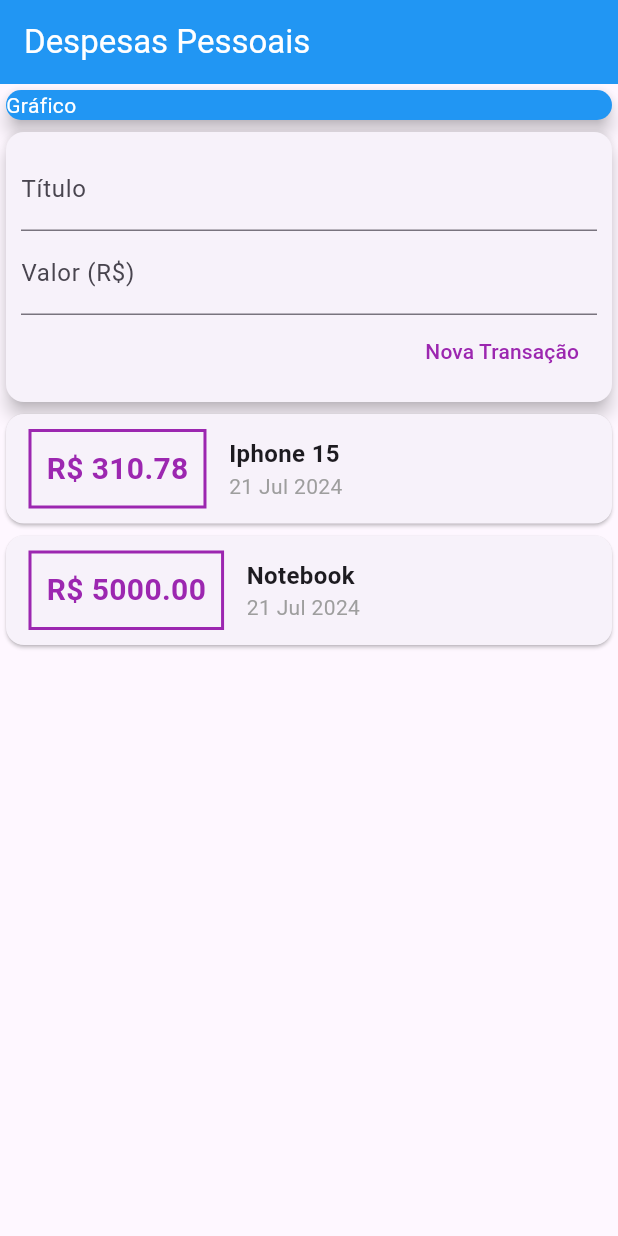
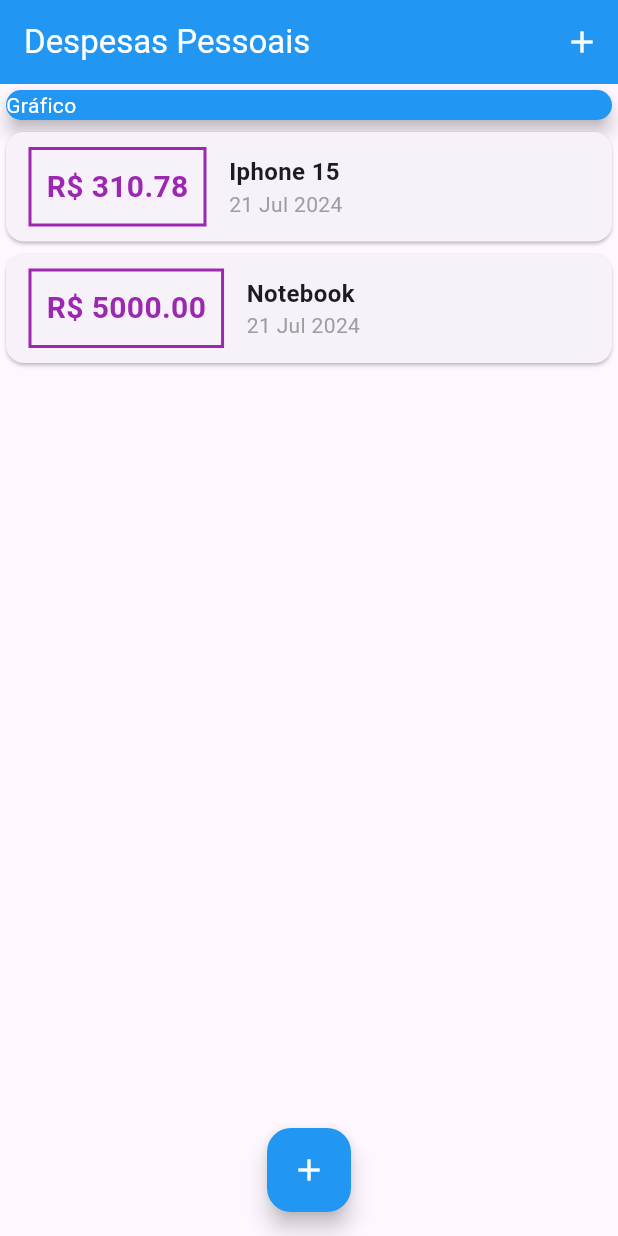
Before and after one commit to luisgs7/expenses-flutter-app, a Flutter app: the screen it shows after launch, on a phone screen of 412 x 824 dp. Run offline on Flutter 3.47's test engine with Material 3 defaults, Android fonts, the phone set to English and light mode, and no system bars.

```diff
--- a/lib/components/transaction_form.dart
+++ b/lib/components/transaction_form.dart
@@ -1,14 +1,19 @@
 import 'package:flutter/material.dart';
 
-class TransactionForm extends StatelessWidget {
-  // const TransactionForm({super.key});
-
-  final titleController = TextEditingController();
-  final valueController = TextEditingController();
-
+class TransactionForm extends StatefulWidget {
   final void Function(String, double) onSubmit;
 
   TransactionForm(this.onSubmit);
+
+  @override
+  State<TransactionForm> createState() => _TransactionFormState();
+}
+
+class _TransactionFormState extends State<TransactionForm> {
+  // const TransactionForm({super.key});
+  final titleController = TextEditingController();
+
+  final valueController = TextEditingController();
 
   _submitForm() {
     final title = titleController.text;
@@ -18,7 +23,7 @@ class TransactionForm extends StatelessWidget {
       return;
     }
 
-    onSubmit(title, value);
+    widget.onSubmit(title, value);
   }
 
   @override
--- a/lib/components/transaction_user.dart
+++ /dev/null
@@ -1,53 +0,0 @@
-import 'dart:math';
-
-import 'package:expenses/components/transaction_form.dart';
-import 'package:expenses/components/transaction_list.dart';
-import 'package:expenses/models/transaction.dart';
-import 'package:flutter/material.dart';
-
-class TransactionUser extends StatefulWidget {
-  const TransactionUser({super.key});
-
-  @override
-  State<TransactionUser> createState() => _TransactionUserState();
-}
-
-class _TransactionUserState extends State<TransactionUser> {
-  final _transactions = [
-    Transaction(
-      id: 't1',
-      title: 'Iphone 15',
-      value: 310.78,
-      date: DateTime.now(),
-    ),
-    Transaction(
-      id: 't2',
-      title: 'Notebook',
-      value: 5000.00,
-      date: DateTime.now(),
-    ),
-  ];
-
-  _addTransaction(String title, double value) {
-    final newTransaction = Transaction(
-      id: Random().nextDouble().toString(),
-      title: title,
-      value: value,
-      date: DateTime.now(),
-    );
-
-    setState(() {
-      _transactions.add(newTransaction);
-    });
-  }
-
-  @override
-  Widget build(BuildContext context) {
-    return Column(
-      children: [
-        TransactionForm(_addTransaction),
-        TransactionList(_transactions),
-      ],
-    );
-  }
-}
--- a/lib/main.dart
+++ b/lib/main.dart
@@ -1,9 +1,18 @@
-import 'package:expenses/components/transaction_user.dart';
+import 'dart:math';
+
+import 'package:expenses/components/transaction_form.dart';
+import 'package:expenses/components/transaction_list.dart';
+import 'package:expenses/models/transaction.dart';
 import 'package:flutter/material.dart';
 
 main() => runApp(ExpensesApp());
 
-class ExpensesApp extends StatelessWidget {
+class ExpensesApp extends StatefulWidget {
+  @override
+  State<ExpensesApp> createState() => _ExpensesAppState();
+}
+
+class _ExpensesAppState extends State<ExpensesApp> {
   @override
   Widget build(BuildContext context) {
     return MaterialApp(
@@ -13,8 +22,49 @@ class ExpensesApp extends StatelessWidget {
   }
 }
 
-class MyHomePage extends StatelessWidget {
+class MyHomePage extends StatefulWidget {
+  @override
+  State<MyHomePage> createState() => _MyHomePageState();
+}
+
+class _MyHomePageState extends State<MyHomePage> {
   // const MyHomePage({super.key});
+  final _transactions = [
+    Transaction(
+      id: 't1',
+      title: 'Iphone 15',
+      value: 310.78,
+      date: DateTime.now(),
+    ),
+    Transaction(
+      id: 't2',
+      title: 'Notebook',
+      value: 5000.00,
+      date: DateTime.now(),
+    ),
+  ];
+
+  _addTransaction(String title, double value) {
+    final newTransaction = Transaction(
+      id: Random().nextDouble().toString(),
+      title: title,
+      value: value,
+      date: DateTime.now(),
+    );
+
+    setState(() {
+      _transactions.add(newTransaction);
+    });
+  }
+
+  _openTransactionFormModal(BuildContext context) {
+    showModalBottomSheet(
+      context: context,
+      builder: (_) {
+        return TransactionForm(_addTransaction);
+      },
+    );
+  }
 
   @override
   Widget build(BuildContext context) {
@@ -27,6 +77,15 @@ class MyHomePage extends StatelessWidget {
           ),
         ),
         backgroundColor: Colors.blue,
+        actions: [
+          IconButton(
+            onPressed: () => _openTransactionFormModal(context),
+            icon: Icon(
+              Icons.add,
+              color: Colors.white,
+            ),
+          ),
+        ],
       ),
       body: SingleChildScrollView(
         child: Column(
@@ -44,10 +103,19 @@ class MyHomePage extends StatelessWidget {
                 elevation: 5,
               ),
             ),
-            TransactionUser(),
+            TransactionList(_transactions),
           ],
         ),
       ),
+      floatingActionButton: FloatingActionButton(
+        backgroundColor: Colors.blue,
+        child: Icon(
+          Icons.add,
+          color: Colors.white,
+        ),
+        onPressed: () => _openTransactionFormModal(context),
+      ),
+      floatingActionButtonLocation: FloatingActionButtonLocation.centerFloat,
     );
   }
 }
```
